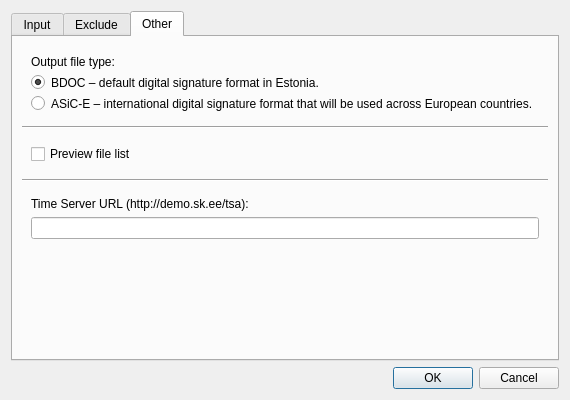
Above: poc/SettingsDialog.ui from open-eid/TeRa before the change. Below: the same form after it.
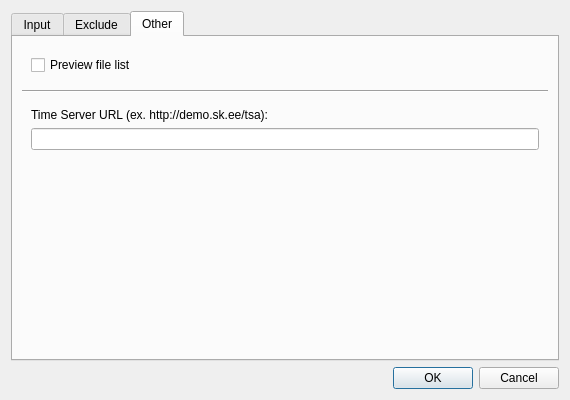
That is the form after the change. The open tabs and pages were chosen to show the change.

What changed in the file:
```diff
--- a/poc/SettingsDialog.ui
+++ b/poc/SettingsDialog.ui
@@ -211,69 +211,7 @@
        <string>Other</string>
       </attribute>
       <layout class="QGridLayout" name="gridLayout">
-       <item row="0" column="0">
-        <widget class="QWidget" name="widget" native="true">
-         <layout class="QGridLayout" name="gridLayout_4">
-          <item row="0" column="0" colspan="2">
-           <widget class="QLabel" name="typeLabel_3">
-            <property name="text">
-             <string>Output file type:</string>
-            </property>
-           </widget>
-          </item>
-          <item row="1" column="0">
-           <widget class="QRadioButton" name="typeBDoc">
-            <property name="accessibleName">
-             <string>Default file type BDOC</string>
-            </property>
-            <property name="checked">
-             <bool>true</bool>
-            </property>
-           </widget>
-          </item>
-          <item row="1" column="1">
-           <widget class="QLabel" name="typeBDocLabel_3">
-            <property name="sizePolicy">
-             <sizepolicy hsizetype="Preferred" vsizetype="Preferred">
-              <horstretch>1</horstretch>
-              <verstretch>0</verstretch>
-             </sizepolicy>
-            </property>
-            <property name="text">
-             <string>BDOC – default digital signature format in Estonia.</string>
-            </property>
-            <property name="wordWrap">
-             <bool>true</bool>
-            </property>
-            <property name="buddy">
-             <cstring>typeBDoc</cstring>
-            </property>
-           </widget>
-          </item>
-          <item row="2" column="0">
-           <widget class="QRadioButton" name="typeASIC">
-            <property name="accessibleName">
-             <string>Default file type ASiC-E</string>
-            </property>
-           </widget>
-          </item>
-          <item row="2" column="1">
-           <widget class="QLabel" name="typeASICLabel_3">
-            <property name="text">
-             <string>ASiC-E – international digital signature format that will be used across European countries.</string>
-            </property>
-            <property name="wordWrap">
-             <bool>true</bool>
-            </property>
-            <property name="buddy">
-             <cstring>typeASIC</cstring>
-            </property>
-           </widget>
-          </item>
-         </layout>
-        </widget>
-       </item>
-       <item row="6" column="0">
+       <item row="4" column="0">
         <spacer name="verticalSpacer_3">
          <property name="orientation">
           <enum>Qt::Vertical</enum>
@@ -287,13 +225,13 @@
         </spacer>
        </item>
        <item row="1" column="0">
-        <widget class="Line" name="line">
+        <widget class="Line" name="line_2">
          <property name="orientation">
           <enum>Qt::Horizontal</enum>
          </property>
         </widget>
        </item>
-       <item row="4" column="0">
+       <item row="2" column="0">
         <widget class="QWidget" name="widget_3" native="true">
          <property name="sizePolicy">
           <sizepolicy hsizetype="Preferred" vsizetype="Preferred">
@@ -305,7 +243,7 @@
           <item row="0" column="0">
            <widget class="QLabel" name="typeLabel_4">
             <property name="text">
-             <string>Time Server URL (http://demo.sk.ee/tsa):</string>
+             <string>Time Server URL (ex. http://demo.sk.ee/tsa):</string>
             </property>
            </widget>
           </item>
@@ -315,7 +253,7 @@
          </layout>
         </widget>
        </item>
-       <item row="2" column="0">
+       <item row="0" column="0">
         <widget class="QWidget" name="widget_5" native="true">
          <layout class="QHBoxLayout" name="horizontalLayout_3">
           <item>
@@ -328,13 +266,6 @@
          </layout>
         </widget>
        </item>
-       <item row="3" column="0">
-        <widget class="Line" name="line_2">
-         <property name="orientation">
-          <enum>Qt::Horizontal</enum>
-         </property>
-        </widget>
-       </item>
       </layout>
      </widget>
     </widget>
```
Left out of the diff: 4 changed lines with no effect on the pictures.
